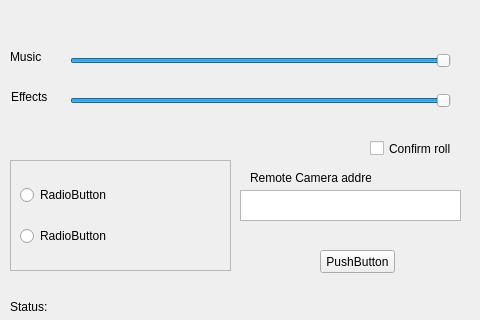
Above: PiUi.ui from eNesPL/DiceReaderNew before the change. Below: the same form after it.
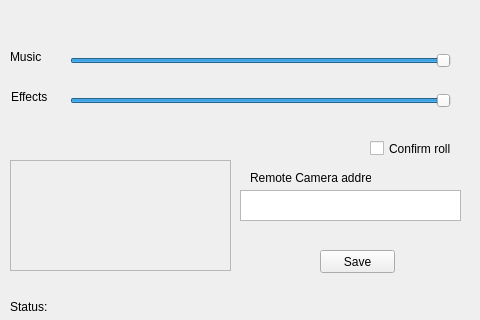
That is the form after the change. The open tabs and pages were chosen to show the change.

Commit message: Rework GUI handling

```diff
--- a/PiUi.ui
+++ b/PiUi.ui
@@ -265,22 +265,7 @@
          <height>109</height>
         </rect>
        </property>
-       <layout class="QVBoxLayout" name="verticalLayout_2">
-        <item>
-         <widget class="QRadioButton" name="radioButton">
-          <property name="text">
-           <string>RadioButton</string>
-          </property>
-         </widget>
-        </item>
-        <item>
-         <widget class="QRadioButton" name="radioButton_2">
-          <property name="text">
-           <string>RadioButton</string>
-          </property>
-         </widget>
-        </item>
-       </layout>
+       <layout class="QVBoxLayout" name="verticalLayout_2"/>
       </widget>
      </widget>
      <widget class="QTextEdit" name="textEdit">
@@ -316,7 +301,7 @@
        </rect>
       </property>
       <property name="text">
-       <string>PushButton</string>
+       <string>Save</string>
       </property>
      </widget>
     </widget>
```
Left out of the diff: 4 changed lines with no effect on the pictures. The commit also changes 5 other files.
